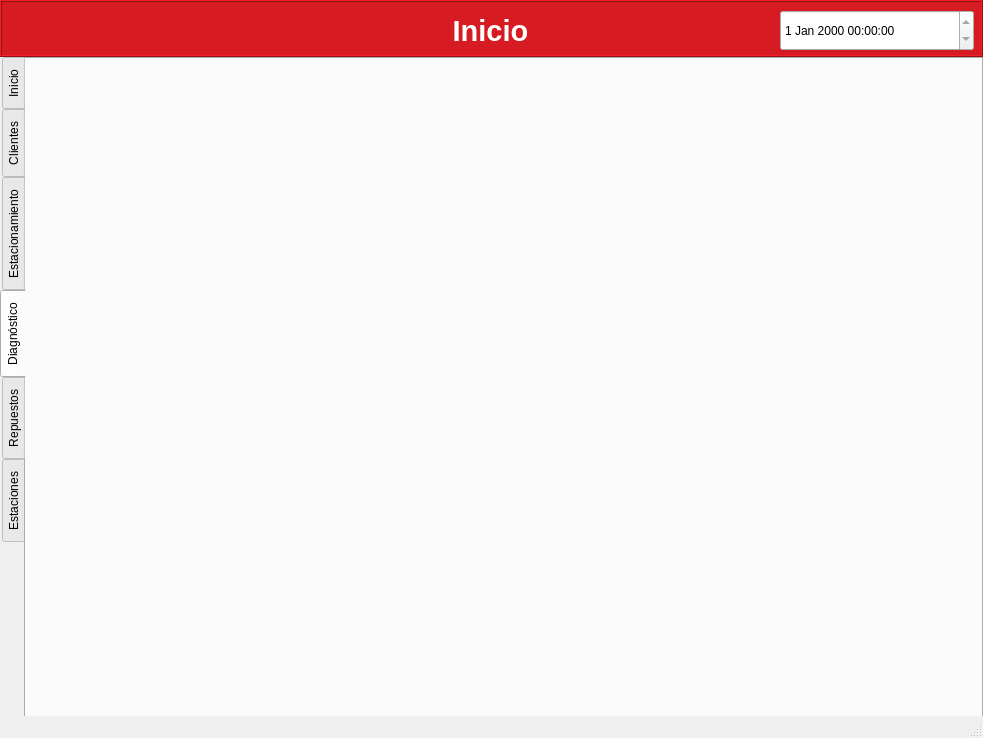
Old version of the form src/taller/taller.ui in the repository gabrielmj23/taller-mecanico-so.
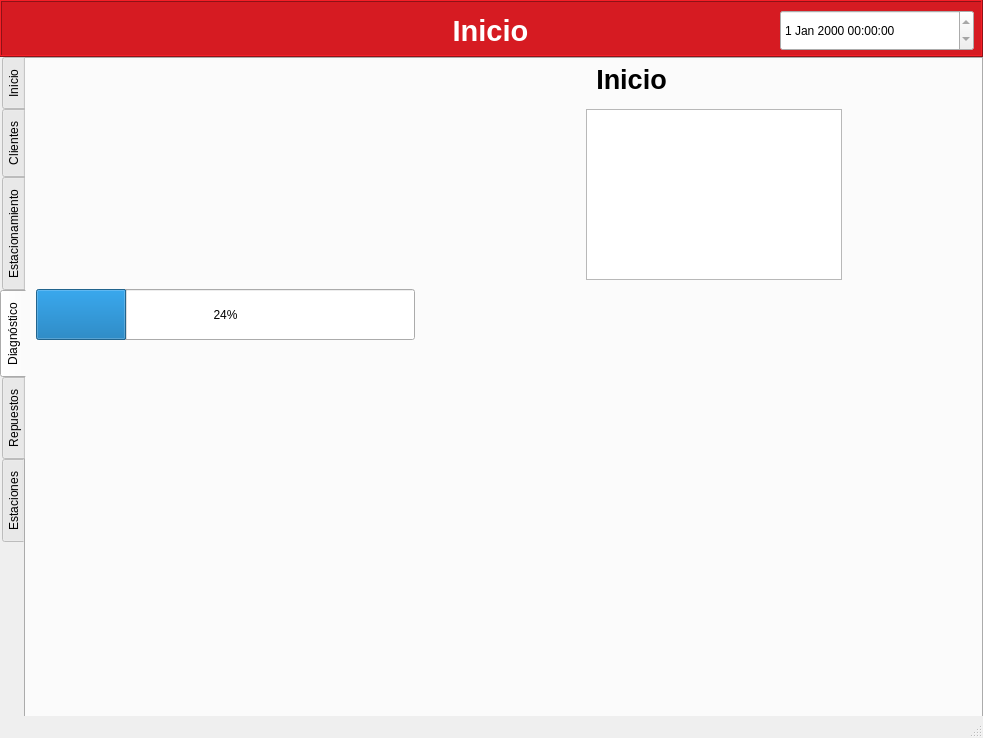
New version of the form. The open tabs and pages were chosen to show the change.

```diff
--- a/src/taller/taller.ui
+++ b/src/taller/taller.ui
@@ -596,6 +596,63 @@
      <attribute name="title">
       <string>Diagnóstico</string>
      </attribute>
+     <widget class="QProgressBar" name="progressBar">
+      <property name="geometry">
+       <rect>
+        <x>10</x>
+        <y>230</y>
+        <width>379</width>
+        <height>51</height>
+       </rect>
+      </property>
+      <property name="value">
+       <number>24</number>
+      </property>
+     </widget>
+     <widget class="QListWidget" name="listWidget">
+      <property name="geometry">
+       <rect>
+        <x>560</x>
+        <y>50</y>
+        <width>256</width>
+        <height>171</height>
+       </rect>
+      </property>
+      <property name="frameShadow">
+       <enum>QFrame::Raised</enum>
+      </property>
+      <property name="selectionMode">
+       <enum>QAbstractItemView::NoSelection</enum>
+      </property>
+     </widget>
+     <widget class="QLabel" name="label_10">
+      <property name="geometry">
+       <rect>
+        <x>170</x>
+        <y>0</y>
+        <width>871</width>
+        <height>41</height>
+       </rect>
+      </property>
+      <property name="font">
+       <font>
+        <pointsize>20</pointsize>
+        <bold>true</bold>
+       </font>
+      </property>
+      <property name="styleSheet">
+       <string notr="true"/>
+      </property>
+      <property name="locale">
+       <locale language="Spanish" country="Venezuela"/>
+      </property>
+      <property name="text">
+       <string>Inicio</string>
+      </property>
+      <property name="alignment">
+       <set>Qt::AlignCenter</set>
+      </property>
+     </widget>
     </widget>
     <widget class="QWidget" name="tab_5">
      <attribute name="title">
```
Left out of the diff: 2 changed lines with no effect on the pictures.
